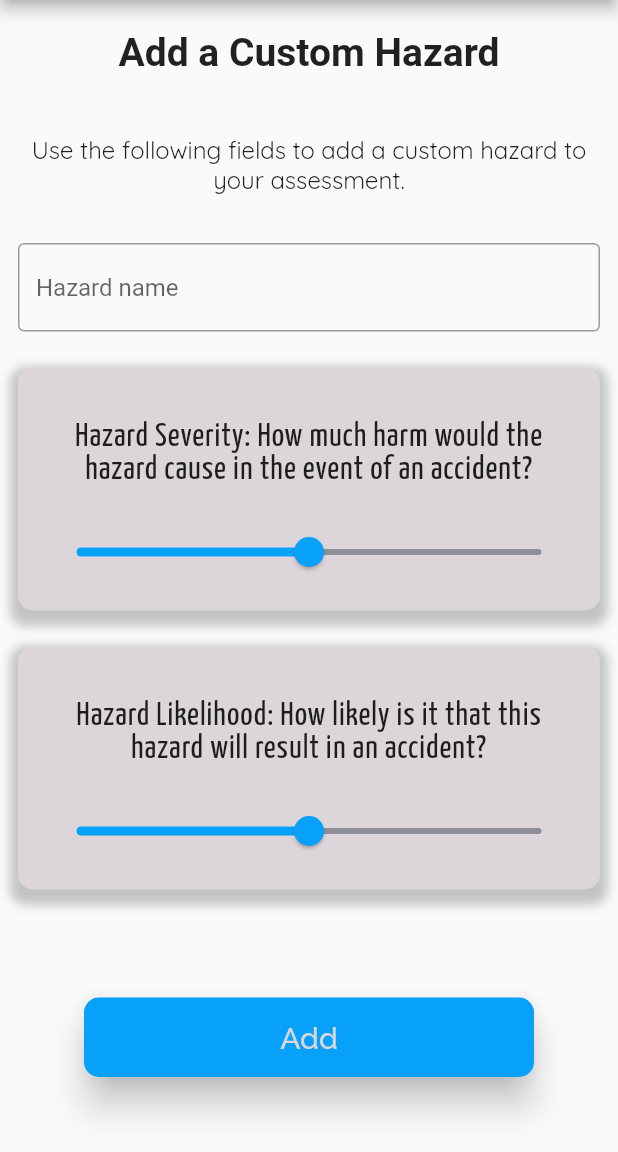
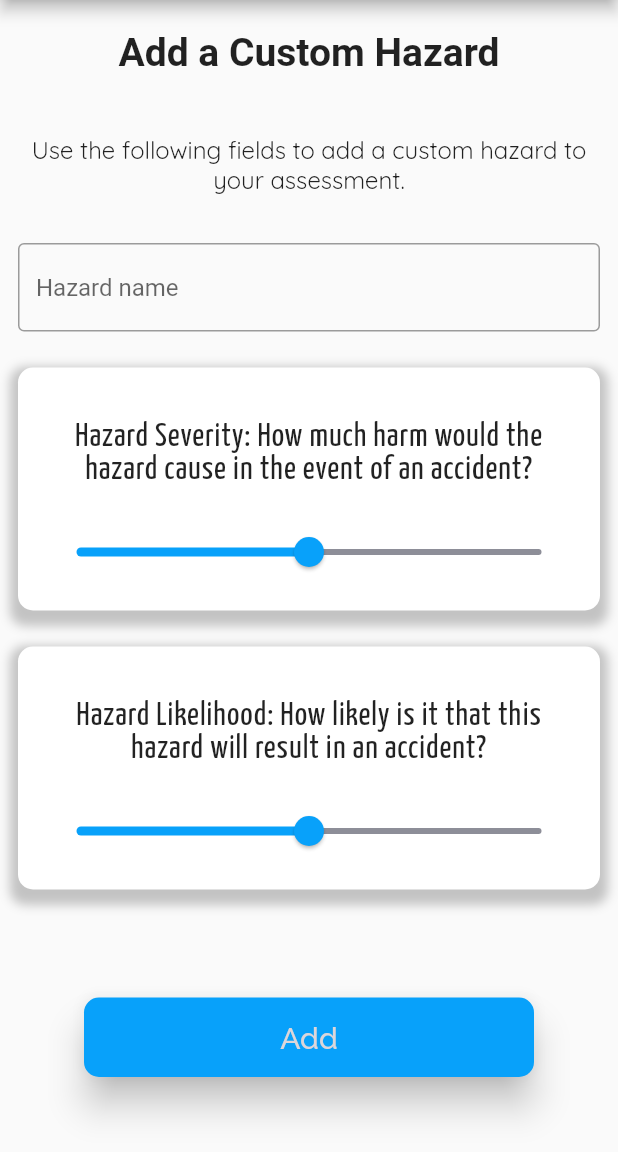
Before and after one commit to rjblee/risk-assessment-flutter, a Flutter app: the CustomHazard screen opened directly, on a phone screen of 412 x 824 dp, the part 84-1236 px from its top. Run offline on Flutter 3.47's test engine with Material 2 defaults, Android fonts, the phone set to English and light mode, and no system bars; our stand-ins replace cloud_firestore, firebase_core, flutter_spinkit, multi_select_flutter, webview_flutter; accounts and stored records are empty; Roboto replaces fonts that are missing (RockNRollOne).

Commit message:
Change slider background colour to white

```diff
--- a/lib/slider_card.dart
+++ b/lib/slider_card.dart
@@ -64,7 +64,8 @@ class _SliderCardState extends State<SliderCard> {
               offset: Offset(0, 5), // changes position of shadow
             ),
           ],
-          color: kAppLight,
+          // color: kAppLight,
+          color: Colors.white,
           borderRadius: BorderRadius.circular(10),
         ),
       ),
```
